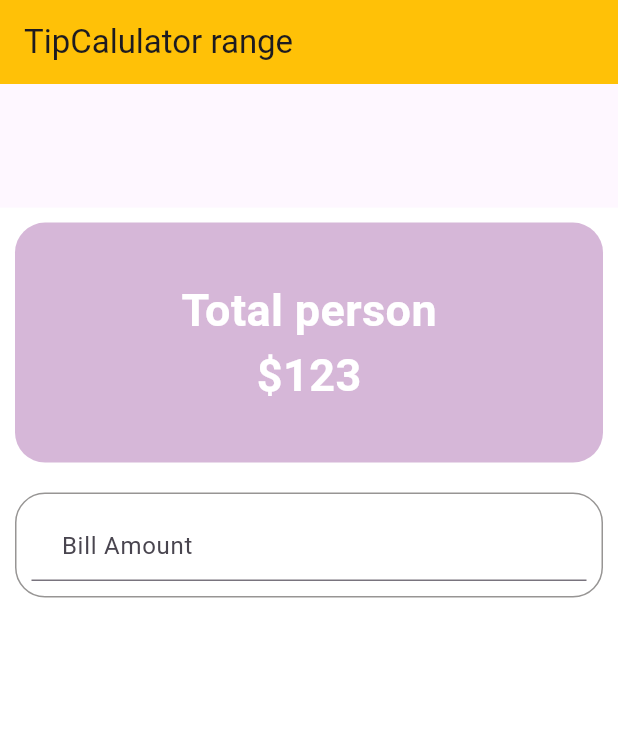
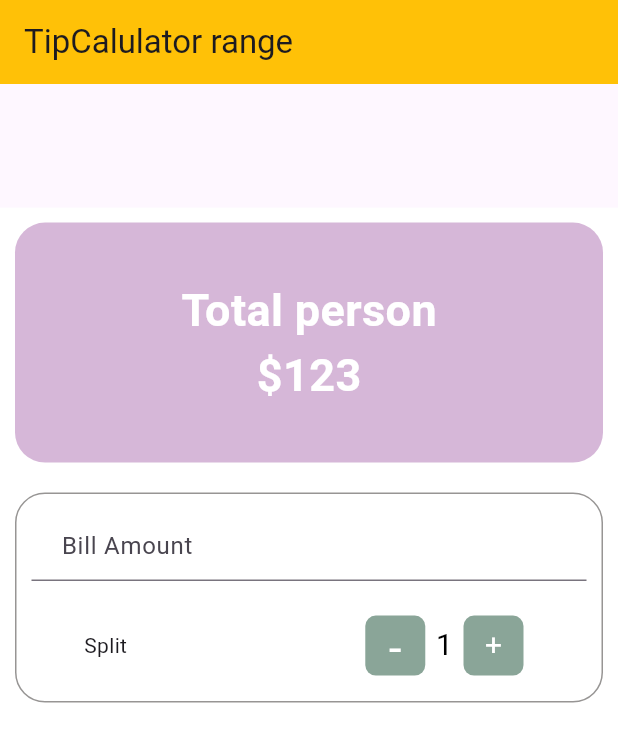
Before and after one commit to Foysalrabby/flutterpricerange, a Flutter app: the screen it shows after launch, on a phone screen of 412 x 824 dp. Shown: the top 742 px of the screen. Run offline on Flutter 3.47's test engine with Material 3 defaults, Android fonts, the phone set to English and light mode, and no system bars; missing offline and left inert: dart:ffi.

Commit message:
to take inwell per increase or  decrease

```diff
--- a/lib/tipcalculator.dart
+++ b/lib/tipcalculator.dart
@@ -9,6 +9,8 @@ class Tipcalculator extends StatefulWidget{
 }
 class ExtendTipcalculator extends State<Tipcalculator>{
   double billamount=0.0;
+  int minimunpereson=1;
+
   @override
   Widget build(BuildContext context) {
 
@@ -69,9 +71,63 @@ class ExtendTipcalculator extends State<Tipcalculator>{
                     }
 
                     },
-                )
+                ),
+                  Container(
+                    width: 300,
+                    margin: EdgeInsets.only(top: 16.0),
+                    child: Row(
+                      mainAxisAlignment: MainAxisAlignment.spaceBetween,
+                      children: [
+                        Text("Split"),
+                        Row(
+                         children: [
+                           InkWell(
+                             onTap: (){
+                               setState(() {
+                                 if(minimunpereson >1){
+                                   minimunpereson --;
+                                 }else{
+                                 }
+                               });
+                             },
+                             child: Container(
+                               width: 40,
+                               height: 40,
+                               margin: EdgeInsets.all(7),
+                               decoration: BoxDecoration(
+                                 color: Color.fromARGB(255, 138, 165, 152),
+                                 borderRadius: BorderRadius.circular(7)
+                               ),
+                               child: Center(child: Text("-",style: TextStyle(fontSize: 30,fontWeight: FontWeight.w400,color: Colors.white),)),
+                             ),
+                           ),
+                           Text("$minimunpereson",style: TextStyle(fontSize: 20,fontWeight: FontWeight.w400,color: Colors.black),),
+                           InkWell(
+                             onTap: (){
+                               setState(() {
+                                 minimunpereson ++;
+                               });
+                             },
+                             child: Container(
+                               width: 40,
+                               height: 40,
+                               margin: EdgeInsets.all(7),
+                               decoration: BoxDecoration(
+                                 borderRadius: BorderRadius.circular(7),
+                                 color: Color.fromARGB(255, 138, 165, 152),
+
+                               ),
+                               child: Center(child: Text("+",style: TextStyle(fontSize: 20,fontWeight: FontWeight.w400,color: Colors.white),)),
+                             ),
+                           )
+                         ],
+                        )
+                      ],
+                    ),
+                  )
                 ],
               ),
+
             )
 
           ],
```
